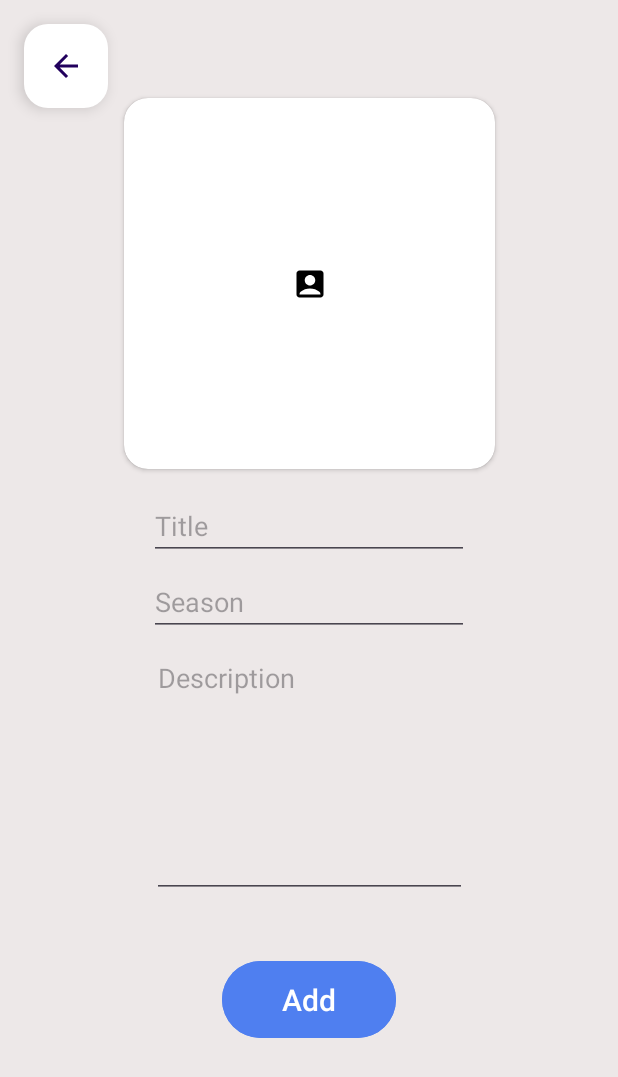
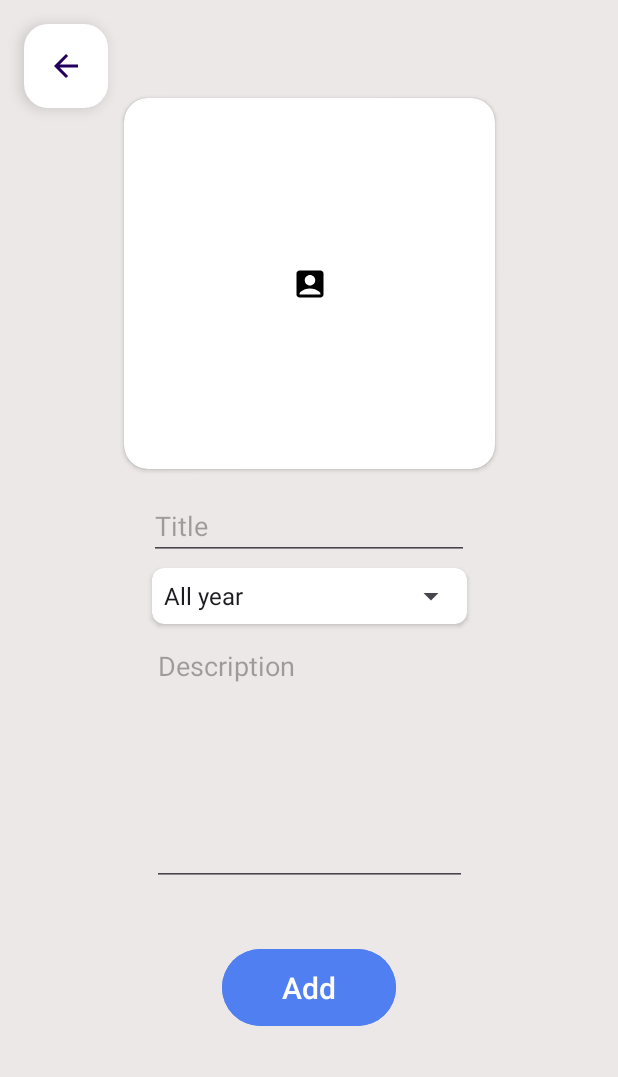
Before and after one commit to wwweblo/Wardrobe-mobile-app, an Android app: the AddFragment screen opened through its navigation route, on a phone screen of 412 x 824 dp. Shown: the top 1077 px of the screen. Run offline under Robolectric (Android 15) with nearby library versions, the phone set to English and light mode, and no system bars; our stand-ins replace Room's generated code, navigation-ui.

Commit message:
QoL 1.0.3. EditText для seasons заменен на Spinner (ComboBox)

```diff
--- a/app/src/main/java/com/example/coursework/fragments/add/AddFragment.kt
+++ b/app/src/main/java/com/example/coursework/fragments/add/AddFragment.kt
@@ -15,9 +15,11 @@ import androidx.fragment.app.Fragment
 import android.view.LayoutInflater
 import android.view.View
 import android.view.ViewGroup
+import android.widget.ArrayAdapter
 import android.widget.Button
 import android.widget.EditText
 import android.widget.ImageButton
+import android.widget.Spinner
 import android.widget.Toast
 import androidx.activity.result.contract.ActivityResultContracts
 import androidx.core.app.NotificationCompat
@@ -46,6 +48,20 @@ class AddFragment : Fragment() {
         val view = inflater.inflate(R.layout.fragment_add, container, false)
 
         mClothingItemView = ViewModelProvider(this).get(ClothesViewModel::class.java)
+
+        // Устанавливаем адаптер для Spinner
+        val seasonSpinner = view.findViewById<Spinner>(R.id.add_season_spinner)
+        val adapter = ArrayAdapter.createFromResource(
+            requireContext(),
+            R.array.seasons,
+            android.R.layout.simple_spinner_item
+        )
+        adapter.setDropDownViewResource(android.R.layout.simple_spinner_dropdown_item)
+        seasonSpinner.adapter = adapter
+
+        // Устанавливаем "All year" как выбранный элемент по умолчанию
+        val allYearIndex = adapter.getPosition("All year")
+        seasonSpinner.setSelection(allYearIndex)
 
         // По нажатии на add_imageButton пользователь выбирает изображение
         imageButton = view.findViewById(R.id.add_imageButton)
@@ -166,7 +182,8 @@ class AddFragment : Fragment() {
     private fun insertDataToDatabase(view: View) {
         // Получаем значения из полей ввода
         val title = view.findViewById<EditText>(R.id.add_title_input).text.toString()
-        val season = view.findViewById<EditText>(R.id.add_season_input).text.toString()
+        val seasonSpinner = view.findViewById<Spinner>(R.id.add_season_spinner)
+        val season = seasonSpinner.selectedItem.toString()
         val description = view.findViewById<EditText>(R.id.add_description_input).text.toString()
 
         // Если title не null и не является пустым, добавляем clothingItem
--- a/app/src/main/res/layout/fragment_add.xml
+++ b/app/src/main/res/layout/fragment_add.xml
@@ -43,18 +43,23 @@
         app:layout_constraintStart_toStartOf="parent"
         app:layout_constraintTop_toBottomOf="@+id/update_imageButton_cardView" />
 
-    <EditText
-        android:id="@+id/add_season_input"
-        android:layout_width="wrap_content"
+    <androidx.cardview.widget.CardView
+        android:id="@+id/spinner_cardView"
+        android:layout_width="210dp"
         android:layout_height="wrap_content"
         android:layout_marginTop="5dp"
-        android:ems="10"
-        android:hint="Season"
-        android:inputType="text"
+        app:cardBackgroundColor="@android:color/white"
+        app:cardCornerRadius="8dp"
         app:layout_constraintEnd_toEndOf="parent"
         app:layout_constraintHorizontal_bias="0.5"
         app:layout_constraintStart_toStartOf="parent"
-        app:layout_constraintTop_toBottomOf="@+id/add_title_input" />
+        app:layout_constraintTop_toBottomOf="@+id/add_title_input">
+
+        <Spinner
+            android:id="@+id/add_season_spinner"
+            android:layout_width="match_parent"
+            android:layout_height="37dp" />
+    </androidx.cardview.widget.CardView>
 
     <EditText
         android:id="@+id/add_description_input"
@@ -68,7 +73,7 @@
         app:layout_constraintEnd_toEndOf="parent"
         app:layout_constraintHorizontal_bias="0.5"
         app:layout_constraintStart_toStartOf="parent"
-        app:layout_constraintTop_toBottomOf="@+id/add_season_input" />
+        app:layout_constraintTop_toBottomOf="@+id/spinner_cardView" />
 
     <Button
         android:id="@+id/add_add_button"
--- a/app/src/main/res/values/strings.xml
+++ b/app/src/main/res/values/strings.xml
@@ -3,11 +3,21 @@
     <string name="list_fragment_title">Clothes</string>
     <string name="hello_blank_fragment">Hello blank fragment</string>
 
-    <string name="on_added_message">added👍</string>
-    <string name="on_updated_message">updated👍</string>
-    <string name="on_deleted_message">deleted😰</string>
-    <string name="empty_title_error">title can`t be empty</string>
+    <string name="on_added_message">Added👍</string>
+    <string name="on_updated_message">Updated👍</string>
+    <string name="on_deleted_message">Deleted😰</string>
+    <string name="empty_title_error">Title can`t be empty</string>
 
-    <string name="no_image_error">can`t find the image</string>
-    <string name="missed_image_error">no image on seved path</string>
+    <string name="no_image_error">Can`t find the image</string>
+    <string name="missed_image_error">No image on saved path</string>
+
+    <string name="season_spinner_error">There is unexpected season🤔</string>
+    <string-array name="seasons">
+        <item>Spring</item>
+        <item>Summer</item>
+        <item>Fall</item>
+        <item>Winter</item>
+        <item>Demi-season</item>
+        <item>All year</item>
+    </string-array>
 </resources>
```
Also changed, not shown: app/src/main/java/com/example/coursework/fragments/update/UpdateFregment.kt (+32 -5 lines), app/src/main/res/layout/fragment_update.xml (+18 -11 lines).
